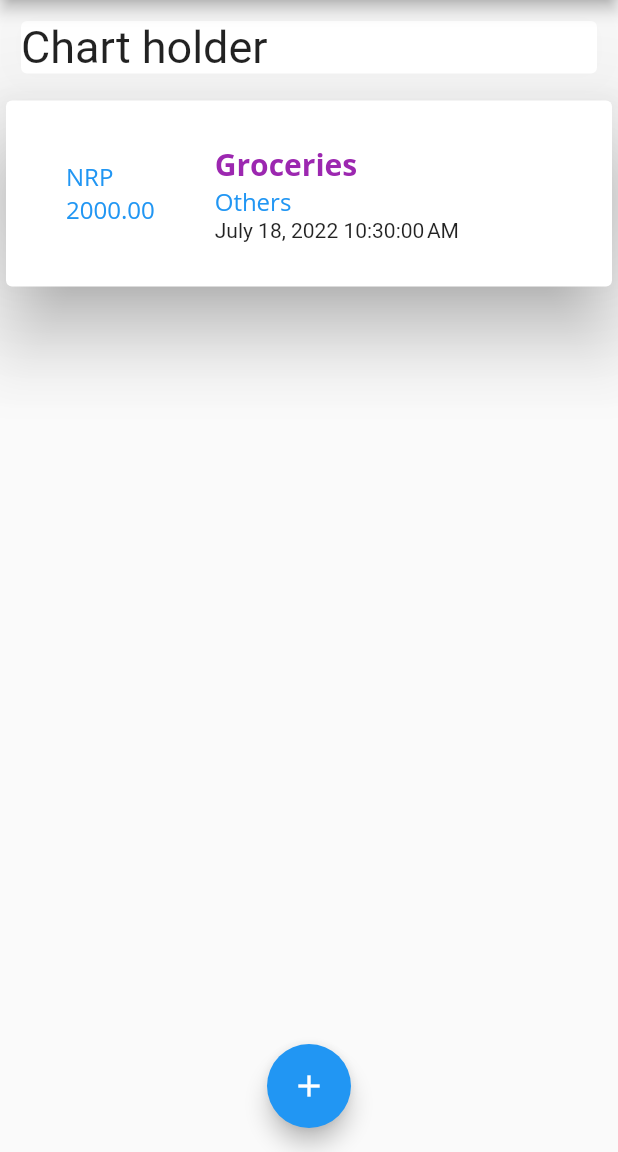
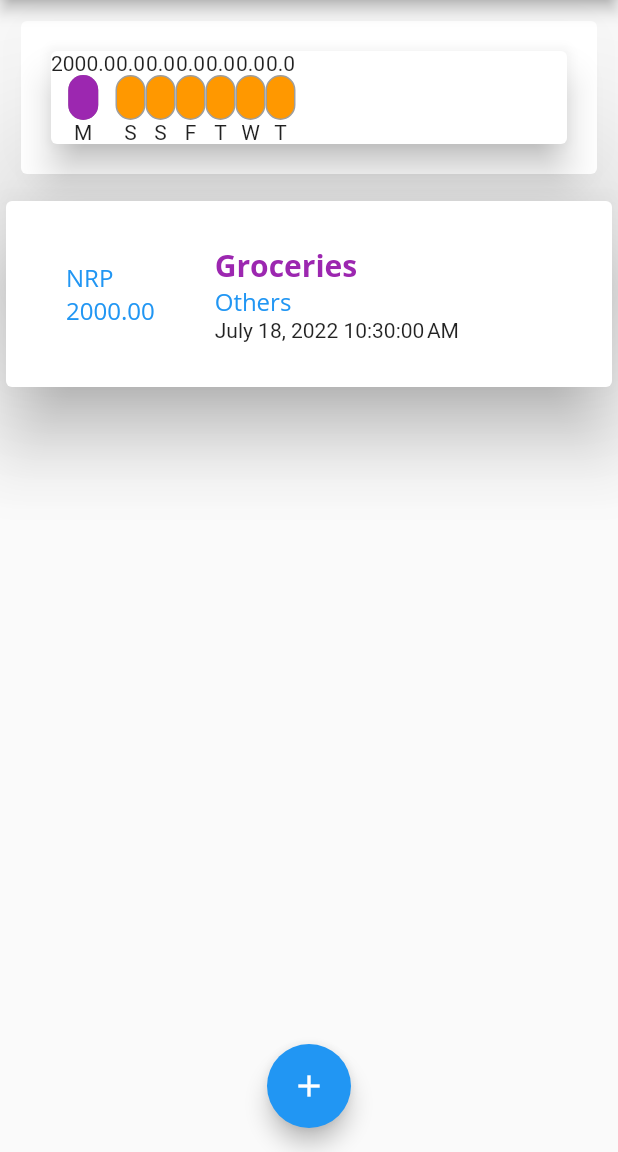
Before and after one commit to 076bct060/Personal-Expense, a Flutter app: the screen it shows after launch, on a phone screen of 412 x 824 dp, the part 84-1236 px from its top. Run offline on Flutter 3.47's test engine with Material 2 defaults, Android fonts, the phone set to English and light mode, and no system bars; missing offline and left inert: dart:ffi.

Commit message:
Chart added

```diff
--- a/lib/chartWidget.dart
+++ b/lib/chartWidget.dart
@@ -1,7 +1,10 @@
+// ignore_for_file: prefer_const_constructors
+
 import 'package:flutter/material.dart';
 import 'package:flutter/src/foundation/key.dart';
 import 'package:flutter/src/widgets/framework.dart';
 import 'package:intl/intl.dart';
+import 'package:personal_expense/chart_bar.dart';
 import 'package:personal_expense/transaction.dart';
 
 class ChartWidget extends StatelessWidget {
@@ -10,7 +13,6 @@ class ChartWidget extends StatelessWidget {
   List<Map<String, Object>> get weeklyTransaction {
     return List.generate(7, (index) {
       final weekDay = DateTime.now().subtract(Duration(days: index));
-      var currentDay = DateFormat.E(weekDay);
       double amount = 0;
       for (int i = 0; i < recentTransactions.length; i++) {
         if (recentTransactions[i].date?.day == weekDay.day &&
@@ -20,13 +22,32 @@ class ChartWidget extends StatelessWidget {
         }
       }
 
-      return {'day': currentDay, 'amount': amount};
+      return {
+        'day': DateFormat.E().format(weekDay).substring(0, 1),
+        'amount': amount
+      };
+    });
+  }
+
+  double get totalAmount {
+    return weeklyTransaction.fold(0.0, (previousValue, element) {
+      return previousValue + double.parse(element['amount'].toString());
     });
   }
 
   @override
   Widget build(BuildContext context) {
     return Card(
-        margin: EdgeInsets.all(5), elevation: 10, child: Text("Hellow"));
+      margin: const EdgeInsets.all(20),
+      elevation: 10,
+      child: Row(
+        children: weeklyTransaction.map((e) {
+          return ChartBar(
+              e["day"].toString(),
+              double.parse(e["amount"].toString()),
+              double.parse(e["amount"].toString()) / totalAmount);
+        }).toList(),
+      ),
+    );
   }
 }
--- /dev/null
+++ b/lib/chart_bar.dart
@@ -0,0 +1,45 @@
+// ignore_for_file: use_key_in_widget_constructors
+
+import 'dart:ffi';
+
+import 'package:flutter/material.dart';
+import 'package:flutter/widgets.dart';
+
+class ChartBar extends StatelessWidget {
+  String weekDay;
+  double spendingAmount;
+  double percentageSpent;
+  ChartBar(this.weekDay, this.spendingAmount, this.percentageSpent);
+
+  @override
+  Widget build(BuildContext context) {
+    return Column(
+      children: [
+        Text("$spendingAmount"),
+        Container(
+          width: 20,
+          height: 30,
+          child: Stack(
+            children: [
+              Container(
+                decoration: BoxDecoration(
+                    border: Border.all(color: Colors.grey),
+                    borderRadius: BorderRadius.circular(10),
+                    color: Colors.orange),
+              ),
+              FractionallySizedBox(
+                heightFactor: percentageSpent,
+                child: Container(
+                  decoration: BoxDecoration(
+                      color: Theme.of(context).primaryColor,
+                      borderRadius: BorderRadius.circular(10)),
+                ),
+              )
+            ],
+          ),
+        ),
+        Text(weekDay)
+      ],
+    );
+  }
+}
--- a/lib/main.dart
+++ b/lib/main.dart
@@ -3,6 +3,7 @@
 import 'dart:ui';
 
 import 'package:flutter/material.dart';
+import 'package:personal_expense/chartWidget.dart';
 
 import 'transaction.dart';
 import 'inputWidget.dart';
@@ -99,11 +100,7 @@ class _HomePageState extends State<HomePage> {
                       elevation: 50,
                       borderOnForeground: true,
                       // color: Colors.blue,
-                      child: Text(
-                        "Chart holder",
-                        style: TextStyle(
-                            fontSize: 30, fontWeight: FontWeight.normal),
-                      ),
+                      child: ChartWidget(transactions),
                     )),
                 Column(
                   children: [
```
